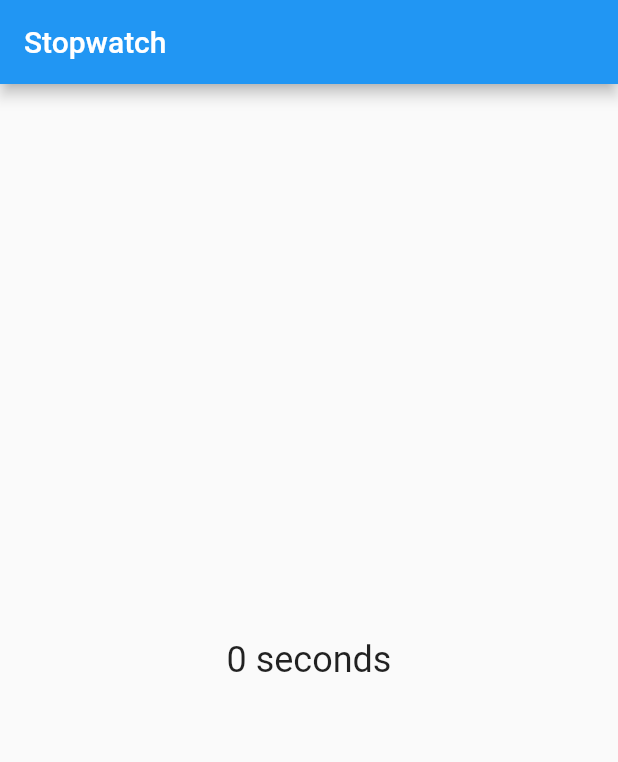
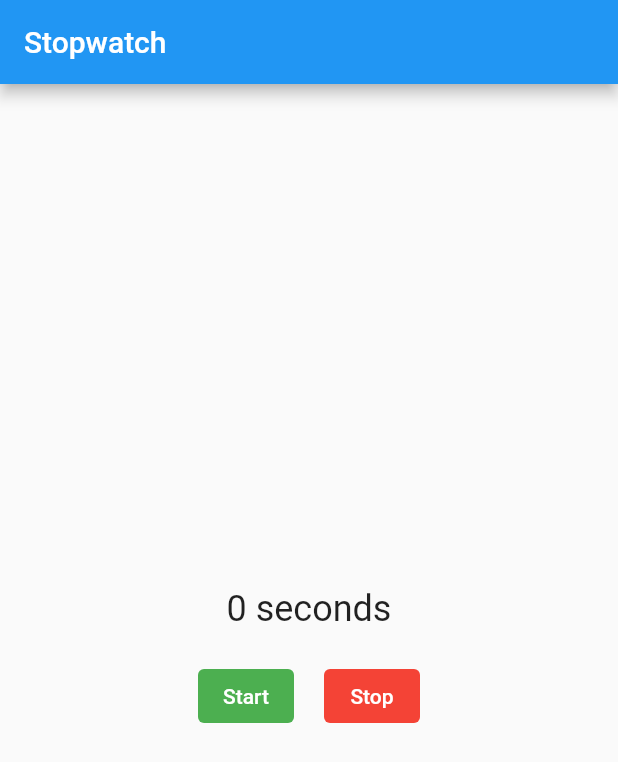
Before and after one commit to neurot/flutter_cookbook_exercises, a Flutter app: the first screen one second after launch, on a phone screen of 412 x 824 dp. Shown: the top 762 px of the screen. Run offline on Flutter 3.47's test engine with Material 2 defaults, Android fonts, the phone set to English and light mode, and no system bars.

Commit message:
add button logic

```diff
--- a/stopwatch/lib/stopwatch.dart
+++ b/stopwatch/lib/stopwatch.dart
@@ -11,19 +11,39 @@
 
 class StopWatchState extends State<StopWatch> {
   int seconds = 0;
-  late Timer timer;
+  // Timer timer = Timer.periodic(const Duration(seconds: 1), (timer) {});
+  Timer? timer;
+  bool isTicking = true;
 
   @override
-  void initState() {
-    super.initState();
-
-    seconds = 0;
-    timer = Timer.periodic(const Duration(seconds: 1), _onTick);
+  void dispose() {
+    timer?.cancel();
+    super.dispose();
   }
 
   void _onTick(Timer timer) {
     setState(() {
       ++seconds;
+    });
+  }
+
+  void _startTimer() {
+    timer = Timer.periodic(
+      const Duration(seconds: 1),
+      _onTick,
+    );
+
+    setState(() {
+      seconds = 0;
+      isTicking = true;
+    });
+  }
+
+  void _stopTimer() {
+    timer?.cancel();
+
+    setState(() {
+      isTicking = false;
     });
   }
 
@@ -33,20 +53,47 @@
       appBar: AppBar(
         title: const Text('Stopwatch'),
       ),
-      body: Center(
-        child: Text(
-          '$seconds ${_secondsText()}',
-          style: Theme.of(context).textTheme.headline5,
-        ),
+      body: Column(
+        mainAxisAlignment: MainAxisAlignment.center,
+        children: <Widget>[
+          Text(
+            '$seconds ${_secondsText()}',
+            style: Theme.of(context).textTheme.headline5,
+          ),
+          const SizedBox(
+            height: 20,
+          ),
+          Row(
+            mainAxisAlignment: MainAxisAlignment.center,
+            children: <Widget>[
+              ElevatedButton(
+                style: ButtonStyle(
+                  backgroundColor:
+                      MaterialStateProperty.all<Color>(Colors.green),
+                  foregroundColor:
+                      MaterialStateProperty.all<Color>(Colors.white),
+                ),
+                onPressed: isTicking ? null : _startTimer,
+                child: const Text('Start'),
+              ),
+              const SizedBox(
+                width: 20,
+              ),
+              TextButton(
+                style: ButtonStyle(
+                  backgroundColor: MaterialStateProperty.all<Color>(Colors.red),
+                  foregroundColor:
+                      MaterialStateProperty.all<Color>(Colors.white),
+                ),
+                onPressed: isTicking ? _stopTimer : null,
+                child: const Text('Stop'),
+              ),
+            ],
+          )
+        ],
       ),
     );
   }
 
   String _secondsText() => seconds == 1 ? 'second' : 'seconds';
-
-  @override
-  void dispose() {
-    timer.cancel();
-    super.dispose();
-  }
 }
```
